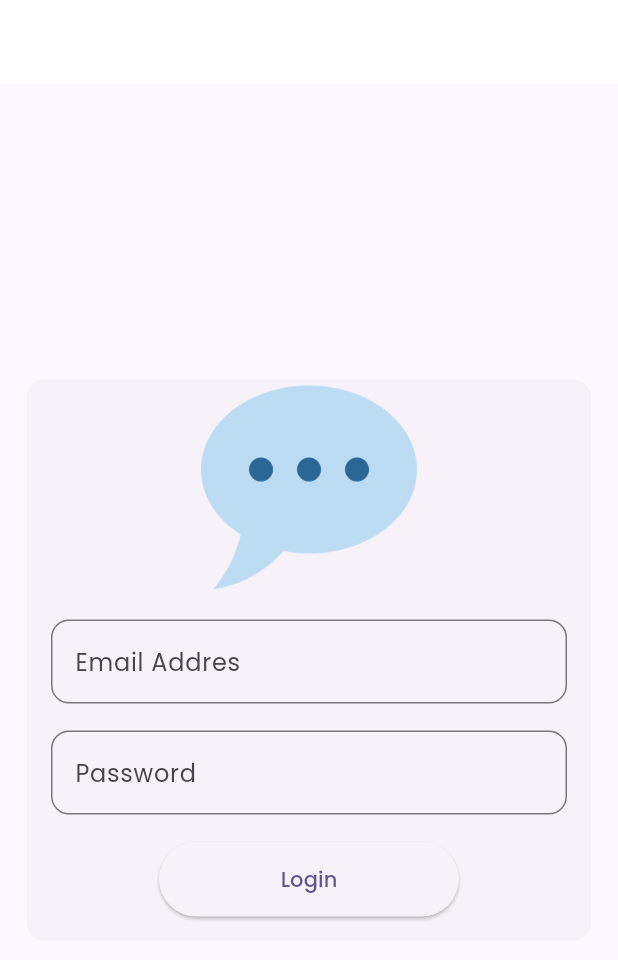
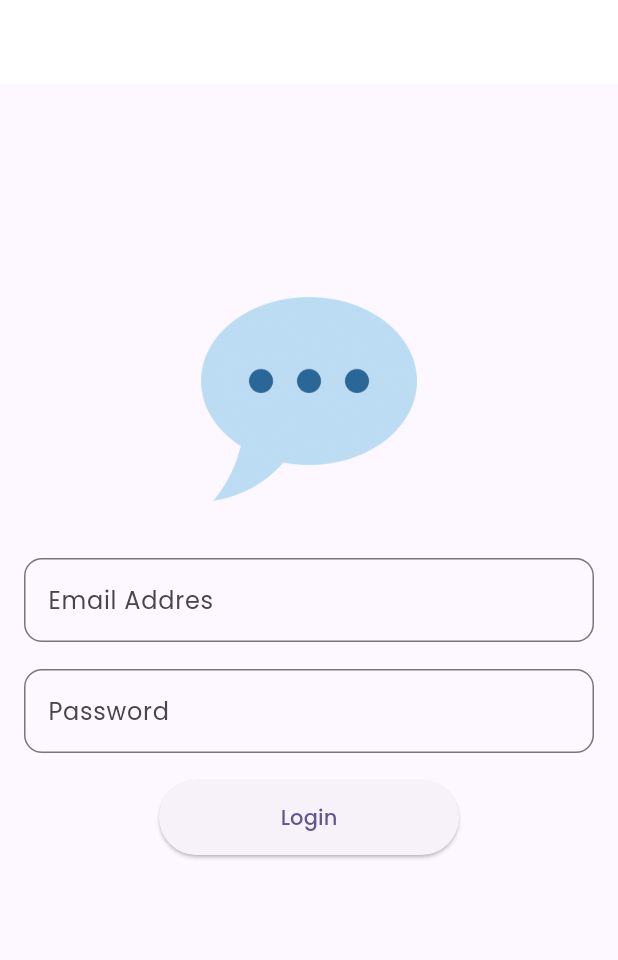
Before and after one commit to ITakora/chat_app, a Flutter app: the screen it shows after launch, on a phone screen of 412 x 824 dp. Shown: the top 960 px of the screen. Run offline on Flutter 3.47's test engine with Material 2 defaults, Android fonts, the phone set to English and light mode, and no system bars; our stand-ins replace google_fonts.

Commit message:
clean up the login screen

```diff
--- a/lib/screens/login_screen.dart
+++ b/lib/screens/login_screen.dart
@@ -1,3 +1,4 @@
+import 'package:chat/widgets/form_widgets.dart';
 import 'package:flutter/material.dart';
 import 'package:flutter/services.dart';
 
@@ -15,12 +16,10 @@ class LoginScreen extends StatelessWidget {
             statusBarColor: Colors.transparent,
             statusBarIconBrightness: Brightness.dark),
       ),
-      body: Center(
-        heightFactor: double.infinity,
-        child: SingleChildScrollView(
-            child: Card(
-          elevation: 0,
-          margin: const EdgeInsets.all(18),
+      body: Container(
+        margin: const EdgeInsets.only(bottom: 100),
+        child: Center(
+            child: SingleChildScrollView(
           child: Column(
             children: [
               Container(
@@ -28,49 +27,23 @@ class LoginScreen extends StatelessWidget {
                 width: 180,
                 child: Image.asset('assets/images/chat.png'),
               ),
+              const SizedBox(
+                height: 18,
+              ),
               SingleChildScrollView(
                 padding: const EdgeInsets.all(16),
                 child: Column(
                   mainAxisSize: MainAxisSize.min,
                   children: [
-                    Form(
-                      child: Column(
-                        children: [
-                          TextFormField(
-                            decoration: const InputDecoration(
-                              hintText: 'Email Addres',
-                              border: OutlineInputBorder(
-                                  borderRadius:
-                                      BorderRadius.all(Radius.circular(12))),
-                            ),
-                            autocorrect: false,
-                            keyboardType: TextInputType.emailAddress,
-                          ),
-                          const SizedBox(
-                            height: 18,
-                          ),
-                          TextFormField(
-                            decoration: const InputDecoration(
-                              hintText: 'Password',
-                              border: OutlineInputBorder(
-                                  borderRadius: BorderRadius.all(
-                                Radius.circular(12),
-                              )),
-                            ),
-                            autocorrect: false,
-                            obscureText: true,
-                          )
-                        ],
-                      ),
-                    ),
+                    const FormWidget(),
                     const SizedBox(
                       height: 18,
                     ),
-                    Container(
+                    SizedBox(
                       width: 200,
                       height: 50,
                       child: ElevatedButton(
-                          onPressed: () {}, child: Text('Login')),
+                          onPressed: () {}, child: const Text('Login')),
                     )
                   ],
                 ),
--- /dev/null
+++ b/lib/widgets/form_widgets.dart
@@ -0,0 +1,38 @@
+import 'package:flutter/material.dart';
+
+class FormWidget extends StatelessWidget {
+  const FormWidget({super.key});
+
+  @override
+  Widget build(BuildContext context) {
+    return Form(
+      child: Column(
+        children: [
+          TextFormField(
+            decoration: const InputDecoration(
+              hintText: 'Email Addres',
+              border: OutlineInputBorder(
+                  borderRadius: BorderRadius.all(Radius.circular(12))),
+            ),
+            autocorrect: false,
+            keyboardType: TextInputType.emailAddress,
+          ),
+          const SizedBox(
+            height: 18,
+          ),
+          TextFormField(
+            decoration: const InputDecoration(
+              hintText: 'Password',
+              border: OutlineInputBorder(
+                  borderRadius: BorderRadius.all(
+                Radius.circular(12),
+              )),
+            ),
+            autocorrect: false,
+            obscureText: true,
+          )
+        ],
+      ),
+    );
+  }
+}
```
